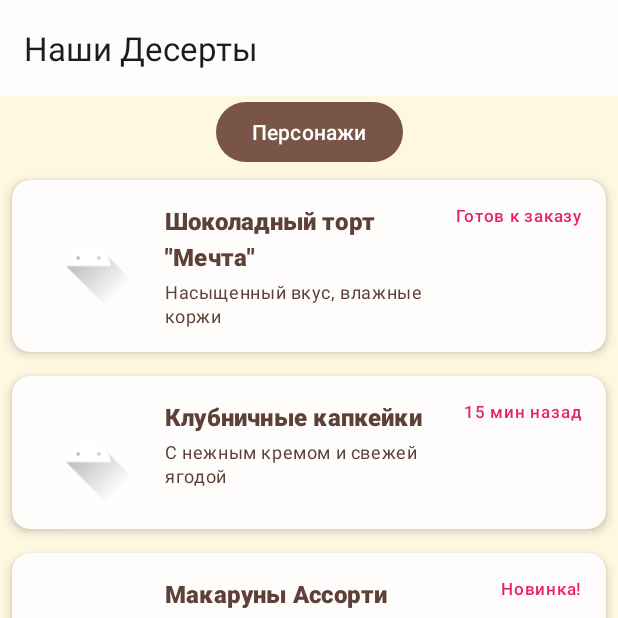
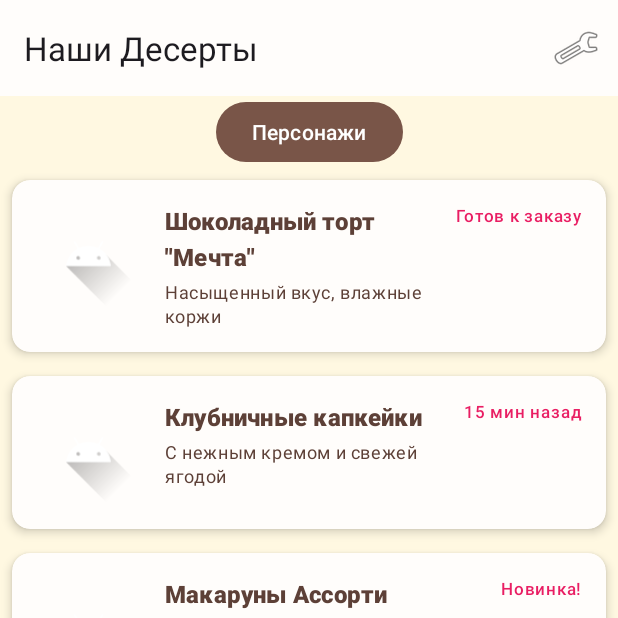
Before and after one commit to Changergon/Mobile_Lab4, an Android app: the fragment HomeFragment placed in its activity, on a phone screen of 412 x 824 dp, the top half of it. Run offline under Robolectric (Android 15) with nearby library versions, the phone set to English and light mode, and no system bars; our stand-ins replace data binding; pictures from the network do not load; 2 statements that could not run were skipped.

Commit message:
Done! lab 6

```diff
--- a/app/build.gradle.kts
+++ b/app/build.gradle.kts
@@ -72,4 +72,5 @@ dependencies {
     implementation(libs.okhttp.logging.interceptor)
     implementation(libs.androidx.recyclerview)
     implementation(libs.androidx.cardview)
+    implementation("androidx.datastore:datastore-preferences:1.0.0")
 }
--- a/app/src/main/AndroidManifest.xml
+++ b/app/src/main/AndroidManifest.xml
@@ -4,6 +4,9 @@
 
     <uses-permission android:name="android.permission.INTERNET" />
     <uses-permission android:name="android.permission.ACCESS_NETWORK_STATE" />
+    <uses-permission android:name="android.permission.READ_EXTERNAL_STORAGE" />
+    <uses-permission android:name="android.permission.WRITE_EXTERNAL_STORAGE"
+        android:maxSdkVersion="28" />
 
     <application
         android:allowBackup="true"
--- a/app/src/main/java/com/example/lab4/HomeFragment.kt
+++ b/app/src/main/java/com/example/lab4/HomeFragment.kt
@@ -2,6 +2,9 @@ package com.example.lab4
 
 import android.os.Bundle
 import android.view.LayoutInflater
+import android.view.Menu
+import android.view.MenuInflater
+import android.view.MenuItem
 import android.view.View
 import android.view.ViewGroup
 import androidx.appcompat.app.AppCompatActivity
@@ -17,6 +20,11 @@ class HomeFragment : Fragment() {
 
     private lateinit var homeAdapter: HomeAdapter
     private val args: HomeFragmentArgs by navArgs()
+
+    override fun onCreate(savedInstanceState: Bundle?) {
+        super.onCreate(savedInstanceState)
+        setHasOptionsMenu(true)
+    }
 
     override fun onCreateView(
         inflater: LayoutInflater, container: ViewGroup?,
@@ -40,6 +48,21 @@ class HomeFragment : Fragment() {
             binding.charactersButton.setOnClickListener {
                 findNavController().navigate(R.id.action_homeFragment_to_charactersFragment)
             }
+        }
+    }
+
+    override fun onCreateOptionsMenu(menu: Menu, inflater: MenuInflater) {
+        inflater.inflate(R.menu.home_top_app_bar, menu)
+        super.onCreateOptionsMenu(menu, inflater)
+    }
+
+    override fun onOptionsItemSelected(item: MenuItem): Boolean {
+        return when (item.itemId) {
+            R.id.settings -> {
+                findNavController().navigate(R.id.action_homeFragment_to_settingsFragment)
+                true
+            }
+            else -> super.onOptionsItemSelected(item)
         }
     }
 
--- a/app/src/main/java/com/example/lab4/characters/CharactersFragment.kt
+++ b/app/src/main/java/com/example/lab4/characters/CharactersFragment.kt
@@ -18,7 +18,7 @@ class CharactersFragment : Fragment() {
     private var _binding: FragmentCharactersBinding? = null
 
     private lateinit var characterAdapter: CharacterAdapter
-    private val characterRepository = CharacterRepository()
+    // УДАЛЕНО: private val characterRepository = CharacterRepository()
 
     override fun onCreateView(
         inflater: LayoutInflater,
@@ -53,7 +53,8 @@ class CharactersFragment : Fragment() {
             val pageSize = 50
 
             viewLifecycleOwner.lifecycleScope.launch {
-                val characters = characterRepository.getCharacters(page, pageSize)
+                // ИЗМЕНЕНО: Обращаемся к Singleton'у напрямую
+                val characters = CharacterRepository.getCharacters(page, pageSize)
                 characterAdapter = CharacterAdapter(characters)
                 binding.recyclerView.adapter = characterAdapter
             }
--- /dev/null
+++ b/app/src/main/res/menu/home_top_app_bar.xml
@@ -0,0 +1,11 @@
+<?xml version="1.0" encoding="utf-8"?>
+<menu xmlns:android="http://schemas.android.com/apk/res/android"
+    xmlns:app="http://schemas.android.com/apk/res-auto">
+
+    <item
+        android:id="@+id/settings"
+        android:icon="@android:drawable/ic_menu_preferences"
+        android:title="Settings"
+        app:showAsAction="ifRoom" />
+
+</menu>
--- a/app/src/main/res/navigation/nav_graph.xml
+++ b/app/src/main/res/navigation/nav_graph.xml
@@ -58,6 +58,9 @@
         <action
             android:id="@+id/action_homeFragment_to_charactersFragment"
             app:destination="@id/charactersFragment" />
+        <action
+            android:id="@+id/action_homeFragment_to_settingsFragment"
+            app:destination="@id/settingsFragment" />
     </fragment>
 
     <fragment
@@ -66,4 +69,14 @@
         android:label="fragment_characters"
         tools:layout="@layout/fragment_characters" />
 
+    <fragment
+        android:id="@+id/settingsFragment"
+        android:name="com.example.lab4.SettingsFragment"
+        android:label="fragment_settings"
+        tools:layout="@layout/fragment_settings" >
+        <action
+            android:id="@+id/action_settingsFragment_to_homeFragment"
+            app:destination="@id/homeFragment" />
+    </fragment>
+
 </navigation>
--- a/app/src/main/res/values-night/themes.xml
+++ b/app/src/main/res/values-night/themes.xml
@@ -1,23 +1,24 @@
 <resources xmlns:tools="http://schemas.android.com/tools">
-    <!-- Base application theme. -->
-    <style name="Base.Theme.Lab1" parent="Theme.Material3.DayNight.NoActionBar">
+    <!-- Base application theme for dark mode. -->
+    <style name="Base.Theme.Lab4" parent="Theme.Material3.DayNight.NoActionBar">
         <!-- Customize your dark theme here for Pastry Shop. -->
-        <item name="colorPrimary">@color/md_theme_primary_pastry</item>
-        <item name="colorOnPrimary">@color/md_theme_onPrimary_pastry</item>
-        <item name="colorPrimaryContainer">@color/md_theme_primaryContainer_pastry</item> <!-- Можно выбрать более темный контейнер для лучшего контраста, если стандартный слишком светлый для темной темы -->
-        <item name="colorOnPrimaryContainer">@color/md_theme_onPrimaryContainer_pastry</item>
-        <item name="colorSecondary">@color/md_theme_secondary_pastry</item>
-        <item name="colorOnSecondary">@color/md_theme_onSecondary_pastry</item>
-        <item name="colorSecondaryContainer">@color/md_theme_secondaryContainer_pastry</item> <!-- Аналогично, можно затемнить -->
-        <item name="colorOnSecondaryContainer">@color/md_theme_onSecondaryContainer_pastry</item>
-        <item name="colorTertiary">@color/md_theme_tertiary_pastry</item>
-        <item name="colorOnTertiary">@color/md_theme_onTertiary_pastry</item>
-        <item name="colorError">@color/md_theme_error_pastry</item>
-        <item name="colorOnError">@color/md_theme_onError_pastry</item>
+        <item name="colorPrimary">@color/md_theme_primary_pastry_dark</item>
+        <item name="colorOnPrimary">@color/md_theme_onPrimary_pastry_dark</item>
+        <item name="colorPrimaryContainer">@color/md_theme_primaryContainer_pastry_dark</item>
+        <item name="colorOnPrimaryContainer">@color/md_theme_onPrimaryContainer_pastry_dark</item>
+        <item name="colorSecondary">@color/md_theme_secondary_pastry_dark</item>
+        <item name="colorOnSecondary">@color/md_theme_onSecondary_pastry_dark</item>
+        <item name="colorSecondaryContainer">@color/md_theme_secondaryContainer_pastry_dark</item>
+        <item name="colorOnSecondaryContainer">@color/md_theme_onSecondaryContainer_pastry_dark</item>
+        <item name="colorTertiary">@color/md_theme_tertiary_pastry_dark</item>
+        <item name="colorOnTertiary">@color/md_theme_onTertiary_pastry_dark</item>
+        <item name="colorError">@color/md_theme_error_pastry_dark</item>
+        <item name="colorOnError">@color/md_theme_onError_pastry_dark</item>
         <item name="android:colorBackground">@color/md_theme_background_pastry_dark</item>
         <item name="colorOnBackground">@color/md_theme_onBackground_pastry_dark</item>
         <item name="colorSurface">@color/md_theme_surface_pastry_dark</item>
         <item name="colorOnSurface">@color/md_theme_onSurface_pastry_dark</item>
-        <!-- Вы можете также настроить colorSurfaceVariant, colorOutline и т.д. для темной темы -->
     </style>
+
+    <style name="Theme.Lab4" parent="Base.Theme.Lab4" />
 </resources>
--- a/app/src/main/res/values/colors.xml
+++ b/app/src/main/res/values/colors.xml
@@ -26,10 +26,26 @@
     <color name="md_theme_onError_pastry">#FFFFFF</color>
 
     <!-- Pastry Shop Theme Colors - Dark -->
+    <color name="md_theme_primary_pastry_dark">#BCAAA4</color>
+    <color name="md_theme_onPrimary_pastry_dark">#4E342E</color>
+    <color name="md_theme_primaryContainer_pastry_dark">#6D4C41</color>
+    <color name="md_theme_onPrimaryContainer_pastry_dark">#EFEBE9</color>
+
+    <color name="md_theme_secondary_pastry_dark">#F48FB1</color>
+    <color name="md_theme_onSecondary_pastry_dark">#880E4F</color>
+    <color name="md_theme_secondaryContainer_pastry_dark">#C2185B</color>
+    <color name="md_theme_onSecondaryContainer_pastry_dark">#FCE4EC</color>
+
+    <color name="md_theme_tertiary_pastry_dark">#FFD54F</color>
+    <color name="md_theme_onTertiary_pastry_dark">#000000</color>
+
     <color name="md_theme_background_pastry_dark">#2C1D17</color>
     <color name="md_theme_onBackground_pastry_dark">#EFEBE9</color>
     <color name="md_theme_surface_pastry_dark">#3E2723</color>
     <color name="md_theme_onSurface_pastry_dark">#EFEBE9</color>
+
+    <color name="md_theme_error_pastry_dark">#FFB4AB</color>
+    <color name="md_theme_onError_pastry_dark">#690005</color>
 
     <!-- Specific UI element colors (can be derived or new) -->
     <color name="pastry_button_text_color">@color/md_theme_onPrimary_pastry</color>
```
Also changed, not shown: app/src/main/java/com/example/lab4/SettingsDataStoreManager.kt (added, +28 -0 lines), app/src/main/java/com/example/lab4/SettingsFragment.kt (added, +200 -0 lines), app/src/main/java/com/example/lab4/characters/CharacterRepository.kt (+10 -2 lines), app/src/main/res/layout/fragment_settings.xml (added, +78 -0 lines).
